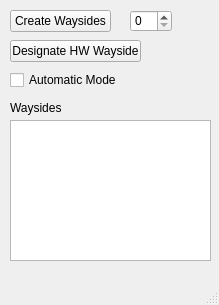
JHarnishfeger/ECE1140_Conductors, file Conductors_TrainSystem/swtcinterface.ui: the form before one commit.
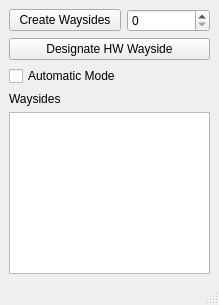
The form after the commit.

```diff
--- a/Conductors_TrainSystem/swtcinterface.ui
+++ b/Conductors_TrainSystem/swtcinterface.ui
@@ -14,78 +14,42 @@
    <string>SWTCInterface</string>
   </property>
   <widget class="QWidget" name="centralwidget">
-   <widget class="QPushButton" name="DesignateHWWayside">
-    <property name="geometry">
-     <rect>
-      <x>10</x>
-      <y>40</y>
-      <width>131</width>
-      <height>22</height>
-     </rect>
-    </property>
-    <property name="text">
-     <string>Designate HW Wayside</string>
-    </property>
-   </widget>
+   <layout class="QGridLayout" name="gridLayout">
+    <item row="0" column="0">
    <widget class="QPushButton" name="CreateWaysides">
-    <property name="geometry">
-     <rect>
-      <x>10</x>
-      <y>10</y>
-      <width>101</width>
-      <height>22</height>
-     </rect>
-    </property>
     <property name="text">
      <string>Create Waysides</string>
     </property>
    </widget>
-   <widget class="QSpinBox" name="WaysideNum">
-    <property name="geometry">
-     <rect>
-      <x>130</x>
-      <y>10</y>
-      <width>42</width>
-      <height>22</height>
-     </rect>
-    </property>
-   </widget>
-   <widget class="QListWidget" name="WaysideList">
-    <property name="geometry">
-     <rect>
-      <x>10</x>
-      <y>120</y>
-      <width>201</width>
-      <height>141</height>
-     </rect>
-    </property>
-   </widget>
-   <widget class="QLabel" name="label_13">
-    <property name="geometry">
-     <rect>
-      <x>10</x>
-      <y>100</y>
-      <width>131</width>
-      <height>16</height>
-     </rect>
-    </property>
+    </item>
+    <item row="0" column="1">
+     <widget class="QSpinBox" name="WaysideNum"/>
+    </item>
+    <item row="1" column="0" colspan="2">
+     <widget class="QPushButton" name="DesignateHWWayside">
     <property name="text">
-     <string>Waysides</string>
-    </property>
-   </widget>
+       <string>Designate HW Wayside</string>
+      </property>
+     </widget>
+    </item>
+    <item row="2" column="0">
    <widget class="QCheckBox" name="autoMode">
-    <property name="geometry">
-     <rect>
-      <x>10</x>
-      <y>70</y>
-      <width>111</width>
-      <height>20</height>
-     </rect>
-    </property>
     <property name="text">
      <string>Automatic Mode</string>
     </property>
    </widget>
+    </item>
+    <item row="3" column="0" colspan="2">
+     <widget class="QLabel" name="label_13">
+      <property name="text">
+       <string>Waysides</string>
+      </property>
+     </widget>
+    </item>
+    <item row="4" column="0" colspan="2">
+     <widget class="QListWidget" name="WaysideList"/>
+    </item>
+   </layout>
   </widget>
   <widget class="QMenuBar" name="menubar">
    <property name="geometry">
```
Left out of the diff: 2 changed lines with no effect on the pictures. Lines whose indentation alone changed are shown as unchanged.
